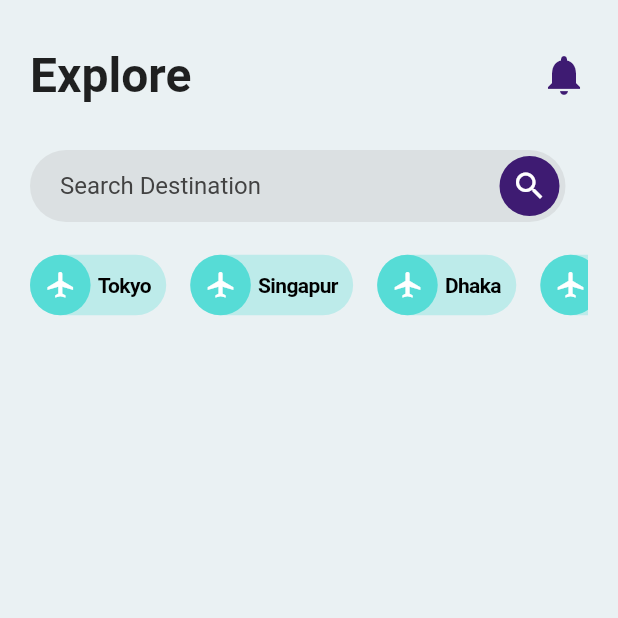
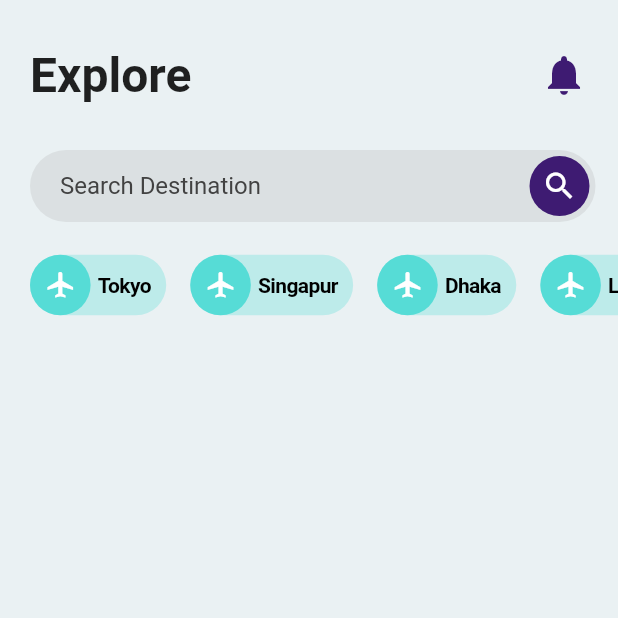
Before and after one commit to mamatovai000/japantravelapp, a Flutter app: the HomePage screen opened directly, on a phone screen of 412 x 824 dp, the top half of it. Run offline on Flutter 3.47's test engine with Material 2 defaults, Android fonts, the phone set to English and light mode, and no system bars.

Commit message:
margin and padding fixed in the homescreen

```diff
--- a/lib/homepage.dart
+++ b/lib/homepage.dart
@@ -31,7 +31,7 @@ class HomePage extends StatelessWidget {
       backgroundColor: Mycolor.litewhite,
       body: SafeArea(
         child: Padding(
-          padding: const EdgeInsets.symmetric(horizontal: 20),
+          padding: const EdgeInsets.only(left: 20),
           child: Column(
             children: [
               Container(
@@ -46,13 +46,16 @@ class HomePage extends StatelessWidget {
                         fontWeight: FontWeight.bold,
                       ),
                     ),
-                    InkWell(
+                    Padding(
+                      padding: const EdgeInsets.only(right: 20),
+                      child: InkWell(
                           onTap: () {},
                           child: Icon(
                             Icons.notifications,
                             size: 32,
                             color: Mycolor.deepblue,
                           )),
+                    ),
                   ],
                 ),
               ),
```
Lines whose indentation alone changed are shown as unchanged.
